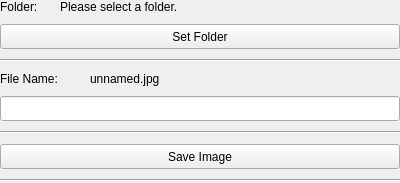
Before: the Qt Designer form src/writepropertiesentity.ui in ttddee/Cascade, drawn with Qt 5.
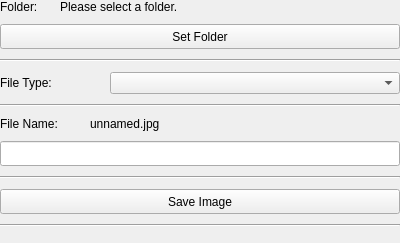
After: the same form once the commit is applied.

Commit message: Added output formats png, tif, tga.

```diff
--- a/src/writepropertiesentity.ui
+++ b/src/writepropertiesentity.ui
@@ -7,13 +7,13 @@
     <x>0</x>
     <y>0</y>
     <width>400</width>
-    <height>183</height>
+    <height>243</height>
    </rect>
   </property>
   <property name="maximumSize">
    <size>
     <width>16777215</width>
-    <height>190</height>
+    <height>243</height>
    </size>
   </property>
   <property name="windowTitle">
@@ -96,6 +96,39 @@
        </property>
       </widget>
      </item>
+     <item>
+      <layout class="QHBoxLayout" name="horizontalLayout_3">
+       <item>
+        <widget class="QLabel" name="label_3">
+         <property name="minimumSize">
+          <size>
+           <width>100</width>
+           <height>0</height>
+          </size>
+         </property>
+         <property name="maximumSize">
+          <size>
+           <width>100</width>
+           <height>16777215</height>
+          </size>
+         </property>
+         <property name="text">
+          <string>File Type:</string>
+         </property>
+        </widget>
+       </item>
+       <item>
+        <widget class="QComboBox" name="fileTypeBox"/>
+       </item>
+      </layout>
+     </item>
+     <item>
+      <widget class="Line" name="line_4">
+       <property name="orientation">
+        <enum>Qt::Horizontal</enum>
+       </property>
+      </widget>
+     </item>
      <item>
       <layout class="QHBoxLayout" name="horizontalLayout_2">
        <item>
```
The commit also changes 2 other files.
